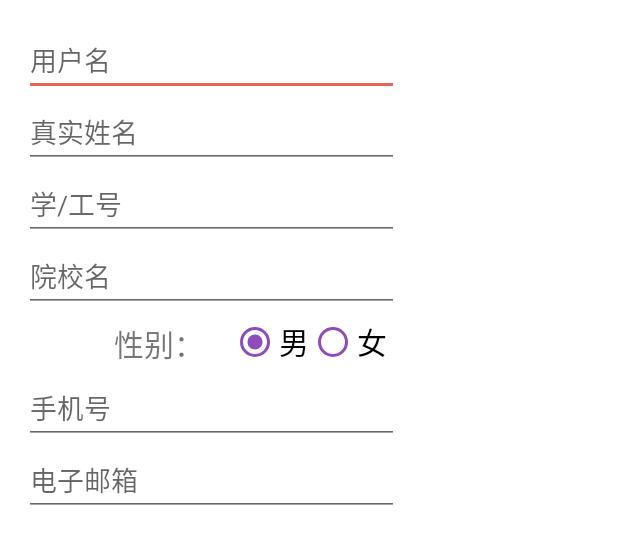
After one commit to sushi11111/ClassroomCheck-inSystem, an Android app: the layout modify_info_dialog.xml on its own in the app's theme, with its tools: preview values and no code run, on a phone screen of 412 x 824 dp. The commit adds this screen. Shown: the top 544 px of the screen. Run offline under Robolectric (Android 15) with nearby library versions, the light colour scheme and no system bars.

Commit message:
界面优化2.2

```diff
--- a/app/src/main/res/layout/fragment_information.xml
+++ b/app/src/main/res/layout/fragment_information.xml
@@ -5,26 +5,6 @@
               android:orientation="vertical"
               android:gravity="center_horizontal">
 
-
-    <LinearLayout
-        android:layout_width="match_parent"
-        android:layout_height="80dp"
-        android:orientation="vertical"
-        >
-
-        <ImageView
-            android:layout_width="40dp"
-            android:layout_height="40dp"
-            android:id="@+id/modify_info"
-            android:src="@drawable/modify"
-            />
-
-        <TextView
-            android:layout_width="60dp"
-            android:layout_height="20dp"
-            android:text="我要修改"/>
-
-    </LinearLayout>
 
     <ImageView
             android:id="@+id/background"
@@ -40,7 +20,7 @@
             android:layout_width="80dp"
             android:layout_height="80dp"
             android:background="@drawable/avatar_shape"
-            />
+    />
 
     <TextView
             android:id="@+id/userName"
@@ -232,7 +212,7 @@
             android:layout_marginEnd="50dp">
 
         <TextView
-                android:text="电话"
+                android:text="电子邮箱"
                 android:layout_width="wrap_content"
                 android:layout_height="wrap_content"
                 android:textColor="#333333"
@@ -253,5 +233,11 @@
 
     </androidx.cardview.widget.CardView>
 
+    <ImageView
+            android:layout_width="40dp"
+            android:layout_height="40dp"
+            android:id="@+id/modify_info"
+            android:src="@drawable/modify"
+    />
 
 </LinearLayout>
--- /dev/null
+++ b/app/src/main/res/layout/modify_info_dialog.xml
@@ -0,0 +1,102 @@
+<?xml version="1.0" encoding="utf-8"?>
+<ScrollView
+    xmlns:android="http://schemas.android.com/apk/res/android"
+    android:layout_width="match_parent"
+    android:layout_height="match_parent">
+
+<LinearLayout xmlns:android="http://schemas.android.com/apk/res/android"
+    android:layout_width="match_parent"
+    android:layout_height="wrap_content"
+    android:orientation="vertical"
+    android:padding="16dp">
+
+    <EditText
+        android:id="@+id/modify_userName"
+        android:layout_width="250dp"
+        android:layout_height="wrap_content"
+        android:hint="用户名"
+        android:inputType="text" />
+    <EditText
+        android:id="@+id/modify_realName"
+        android:layout_width="250dp"
+        android:layout_height="wrap_content"
+        android:hint="真实姓名"
+        android:inputType="text" />
+    <EditText
+        android:id="@+id/modify_idNumber"
+        android:layout_width="250dp"
+        android:layout_height="wrap_content"
+        android:hint="学/工号"
+        android:inputType="text" />
+    <EditText
+    android:id="@+id/modify_collegeName"
+    android:layout_width="250dp"
+    android:layout_height="wrap_content"
+    android:hint="院校名"
+    android:inputType="text" />
+
+    <RelativeLayout
+        android:layout_width="match_parent"
+        android:layout_height="40dp"
+        android:layout_marginTop="0dp"
+        >
+        <TextView
+            android:layout_width="wrap_content"
+            android:layout_height="wrap_content"
+            android:text="性别： "
+            android:textSize="20dp"
+            android:layout_marginLeft="60dp"
+            android:layout_marginTop="6dp"
+            />
+
+        <RadioGroup
+            android:id="@+id/modify_gender"
+            android:layout_width="wrap_content"
+            android:layout_height="wrap_content"
+            android:orientation="horizontal"
+            android:layout_centerHorizontal="true"
+            >
+
+            <RadioButton
+                android:id="@+id/btnMen"
+                android:layout_width="wrap_content"
+                android:layout_height="wrap_content"
+                android:textSize="20dp"
+                android:text="男"
+                android:buttonTint="@color/purple_700"
+                android:checked="true"/>
+            <RadioButton
+                android:id="@+id/btnWomen"
+                android:layout_width="wrap_content"
+                android:layout_height="wrap_content"
+                android:textSize="20dp"
+                android:text="女"
+                android:buttonTint="@color/purple_700"/>
+        </RadioGroup>
+    </RelativeLayout>
+
+    <EditText
+        android:id="@+id/modify_phone"
+        android:layout_width="250dp"
+        android:layout_height="wrap_content"
+        android:hint="手机号"
+        android:inputType="text" />
+
+    <EditText
+        android:id="@+id/modify_email"
+        android:layout_width="250dp"
+        android:layout_height="wrap_content"
+        android:hint="电子邮箱"
+        android:inputType="text" />
+
+    <!-- 按钮布局 -->
+    <LinearLayout
+        android:layout_width="match_parent"
+        android:layout_height="wrap_content"
+        android:orientation="horizontal"
+        android:layout_marginTop="16dp">
+
+    </LinearLayout>
+</LinearLayout>
+
+</ScrollView>
```
